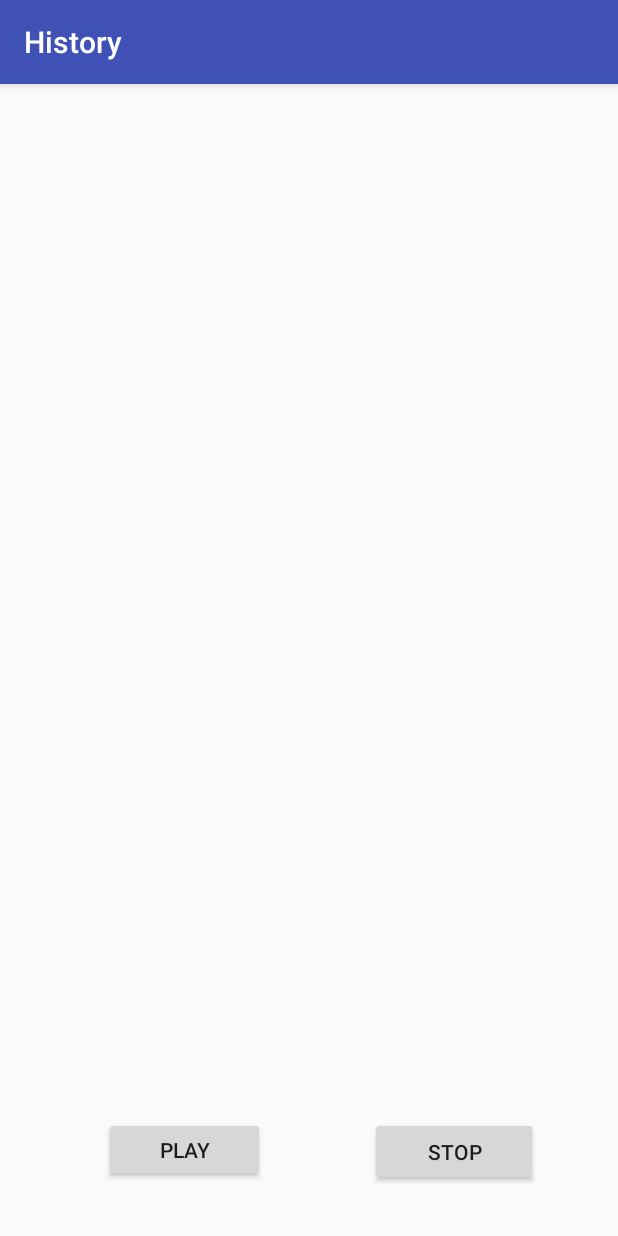
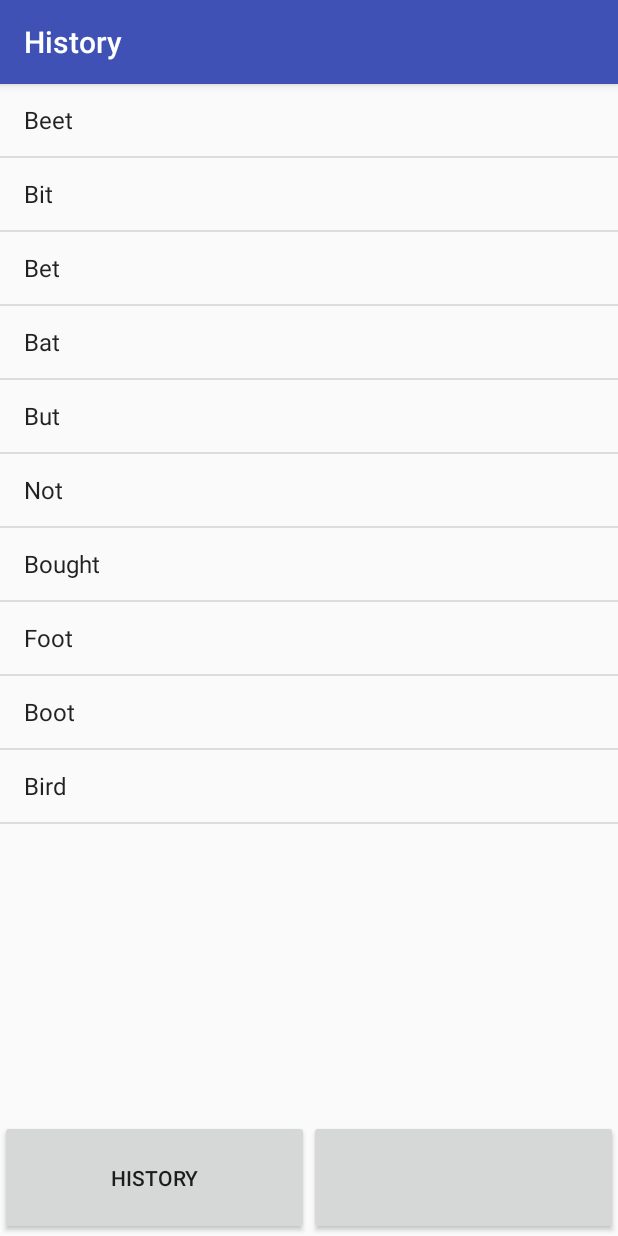
Before and after one commit to 33j/playingWithAndroid, an Android app: the screen it shows after launch (MainActivity), on a phone screen of 412 x 824 dp. Run offline under Robolectric (Android 15) with nearby library versions, the phone set to English and light mode, and no system bars.

Commit message:
adds words and history button to main page.

```diff
--- a/app/src/main/java/com/example/michael/team3speechtherapy/MainActivity.java
+++ b/app/src/main/java/com/example/michael/team3speechtherapy/MainActivity.java
@@ -2,16 +2,21 @@ package com.example.michael.team3speechtherapy;
 
 import android.Manifest;
 import android.app.Activity;
+import android.content.Context;
 import android.content.Intent;
 import android.content.pm.PackageManager;
 import android.media.AudioFormat;
 import android.media.AudioRecord;
 import android.media.MediaRecorder;
+import android.os.Vibrator;
+import android.service.vr.VrListenerService;
 import android.support.v4.app.ActivityCompat;
 import android.support.v7.app.AppCompatActivity;
 import android.os.Bundle;
 import android.view.View;
+import android.widget.AdapterView;
 import android.widget.Button;
+import android.widget.ListView;
 import android.widget.Toast;
 
 
@@ -42,12 +47,17 @@ public class MainActivity extends AppCompatActivity {
 
     private Button mRecord;
     private Button mStop;
+    private ListView list;
+    private View myView;
+    private Vibrator myVib;
+
 
     private static final int RECORDER_SAMPLERATE = 44100;
     private static final int RECORDER_CHANNELS = AudioFormat.CHANNEL_IN_MONO;
     private static final int RECORDER_AUDIO_ENCODING = AudioFormat.ENCODING_PCM_16BIT;
     private static final String FILE_PATH = "/sdcard/Test.pcm";
     private Boolean isRecording = false;
+    private String currWord = null;
     private Thread recordingThread = null;
     private AudioRecord record = null;
     private static final String COMMA_DELIMITER = ",";
@@ -59,7 +69,6 @@ public class MainActivity extends AppCompatActivity {
             Manifest.permission.READ_EXTERNAL_STORAGE,
             Manifest.permission.WRITE_EXTERNAL_STORAGE,
             Manifest.permission.RECORD_AUDIO
-
     };
 
     @Override
@@ -67,7 +76,8 @@ public class MainActivity extends AppCompatActivity {
         super.onCreate(savedInstanceState);
         setContentView(R.layout.activity_main);
         verifyStoragePermissions(MainActivity.this);
-        initializeButtons();
+        //initializeButtons();
+        list = findViewById(R.id.words);
         setListeners();
         createFile();
         try {
@@ -88,36 +98,43 @@ public class MainActivity extends AppCompatActivity {
     }
 
     public void initializeButtons() {
-        mRecord = (Button) findViewById(R.id.playButton);
-        mStop = (Button) findViewById(R.id.stopButton);
+       // mRecord = (Button) findViewById(R.id.playButton);
+        //mStop = (Button) findViewById(R.id.stopButton);
     }
 
     public void setListeners() {
-        mRecord.setOnClickListener(new View.OnClickListener() {
+        final Context context = this;
+        list.setOnItemClickListener(new AdapterView.OnItemClickListener() {
             @Override
-            public void onClick(View v) {
-                recorderRaw();
-            }
-        });
-        mStop.setOnClickListener(new View.OnClickListener() {
-            @Override
-            public void onClick(View v) {
+            public void onItemClick(AdapterView<?> parent, View view, int position, long id) {
+                if (isRecording) return;
+                isRecording = true;
+                currWord = (String)parent.getAdapter().getItem(position);
+                double[] formants = recorderRaw();
+                double score = Feedback.score(formants[0],formants[1],"M",getResources().getStringArray(R.array.vowels)[position]);
                 try {
-                    stopRecording();
+                    changeUserFile(formants[0],formants[1],"Good",getResources().getStringArray(R.array.vowels)[position]);
                 } catch (IOException e) {
                     e.printStackTrace();
                 }
+                isRecording = false;
             }
         });
     }
 
-    void recorderRaw() {
+    public void launchHistoryActivity(View view) {
+        Intent intent = new Intent(this, HistoryActivity.class);
+        startActivity(intent);
+    }
+
+
+    double[] recorderRaw() {
         int bufferSize = AudioRecord.getMinBufferSize(RECORDER_SAMPLERATE, RECORDER_CHANNELS, RECORDER_AUDIO_ENCODING);
         record = new AudioRecord(MediaRecorder.AudioSource.MIC,
                 RECORDER_SAMPLERATE, RECORDER_CHANNELS, RECORDER_AUDIO_ENCODING, BufferElements2Rec * BytesPerElement
         );
         record.startRecording();
-        Toast toast = Toast.makeText(getApplicationContext(), "Started Recording", Toast.LENGTH_LONG);
+        Toast toast = Toast.makeText(getApplicationContext(), "Started Recording", Toast.LENGTH_SHORT);
         toast.show();
 
         isRecording = true;
@@ -127,26 +144,33 @@ public class MainActivity extends AppCompatActivity {
             }
         }, "AudioRecorder Thread");
         recordingThread.start();
+        try {
+            Thread.sleep(1000);
+            return stopRecording();
+        } catch (Exception e) {
+            e.printStackTrace();
+        }
+        return null;
     }
 
-    void stopRecording() throws IOException {
+    double[] stopRecording() throws IOException {
         if (null != record) {
             isRecording = false;
             record.stop();
             record.release();
             record = null;
             recordingThread = null;
-            Toast toast = Toast.makeText(getApplicationContext(), "Stopped Recording", Toast.LENGTH_LONG);
+            Toast toast = Toast.makeText(getApplicationContext(), "Stopped Recording", Toast.LENGTH_SHORT);
             toast.show();
         }
-        try {
-            getFormants();
-        } catch (IOException e) {
-            e.printStackTrace();
-        }
+        //try {
+         //   return getFormants();
+        //} catch (IOException e) {
+        //    e.printStackTrace();
+        //}
 
-        Intent intent = new Intent(this, HistoryActivity.class);
-        startActivity(intent);
+        return new double[]{700,2300};
+
     }
 
     private void getFormants() throws IOException {
@@ -174,9 +198,7 @@ public class MainActivity extends AppCompatActivity {
             writer.write("\n");
         }
         writer.close();
-
     }
-
 
     private byte[] readAudioDatafromFile() throws IOException {
         File f = new File(FILE_PATH);
@@ -202,8 +224,6 @@ public class MainActivity extends AppCompatActivity {
         } catch (Exception e) {
             e.printStackTrace();
         }
-
-
     }
     private void changeUserFile(double f1,double f2, String Score, String vowel) throws IOException {
         String COMMA_DELIMITER = ",";
@@ -224,8 +244,6 @@ public class MainActivity extends AppCompatActivity {
         osw.flush();
         osw.close();
     }
-
-
 
     private void writeAudioDataToFile() {
         // Write the output audio in byte
--- a/app/src/main/res/layout/activity_main.xml
+++ b/app/src/main/res/layout/activity_main.xml
@@ -6,24 +6,41 @@
     android:layout_height="match_parent"
     tools:context="com.example.michael.team3speechtherapy.MainActivity">
 
-    <Button
-        android:id="@+id/playButton"
-        android:layout_width="107dp"
-        android:layout_height="43dp"
-        android:layout_marginBottom="36dp"
-        android:layout_marginLeft="69dp"
-        android:text="Play"
-        app:layout_constraintBottom_toBottomOf="parent"
-        app:layout_constraintLeft_toLeftOf="parent" />
+    <LinearLayout
+        android:layout_width="match_parent"
+        android:layout_height="match_parent"
+        android:gravity="center"
+        android:orientation="vertical"
+        >
 
-    <Button
-        android:id="@+id/stopButton"
-        android:layout_width="112dp"
-        android:layout_height="46dp"
-        android:layout_marginBottom="33dp"
-        android:layout_marginRight="53dp"
-        android:text="Stop"
-        app:layout_constraintBottom_toBottomOf="parent"
-        app:layout_constraintRight_toRightOf="parent" />
+        <ListView
+            android:entries="@array/words"
+            android:id="@+id/words"
+            android:layout_width="fill_parent"
+            android:layout_height="0dp"
+            android:layout_weight="0.90"
+            android:clickable="true"
+            android:focusable="true"
+            android:scrollbars="vertical">
+        </ListView>
 
+        <LinearLayout
+            android:layout_width="match_parent"
+            android:layout_height="0dp"
+            android:layout_weight=".10"
+            android:orientation="horizontal">
+            <Button
+                android:text="History"
+                android:onClick="launchHistoryActivity"
+                android:id="@+id/btn1"
+                android:layout_width="0dp"
+                android:layout_weight="0.50"
+                android:layout_height="match_parent"/>
+            <Button
+                android:id="@+id/btn2"
+                android:layout_width="0dp"
+                android:layout_weight="0.50"
+                android:layout_height="match_parent"/>
+        </LinearLayout>
+    </LinearLayout>
 </android.support.constraint.ConstraintLayout>
--- a/app/src/main/res/values/strings.xml
+++ b/app/src/main/res/values/strings.xml
@@ -13,5 +13,17 @@
         <item>u</item>
         <item>er</item>
     </string-array>
+    <string-array name="words">
+        <item>Beet</item>
+        <item>Bit</item>
+        <item>Bet</item>
+        <item>Bat</item>
+        <item>But</item>
+        <item>Not</item>
+        <item>Bought</item>
+        <item>Foot</item>
+        <item>Boot</item>
+        <item>Bird</item>
+    </string-array>
 
 </resources>
```
